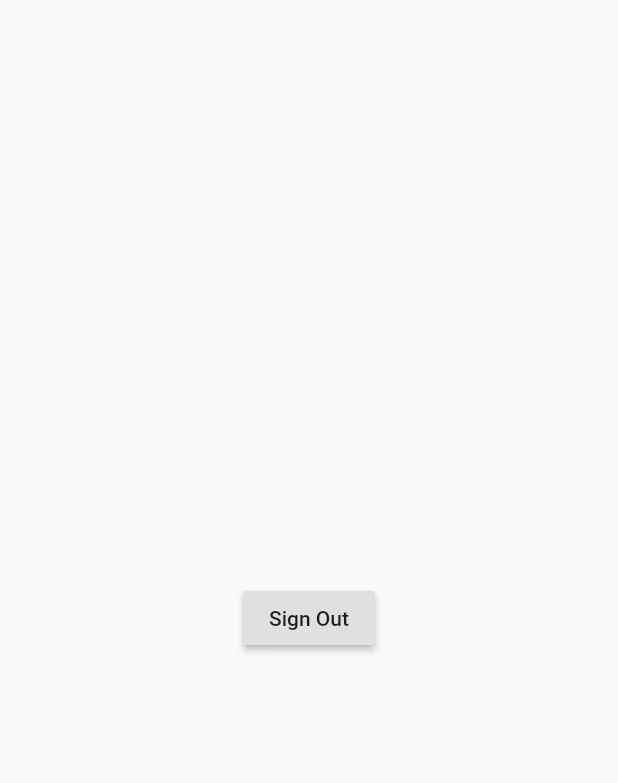
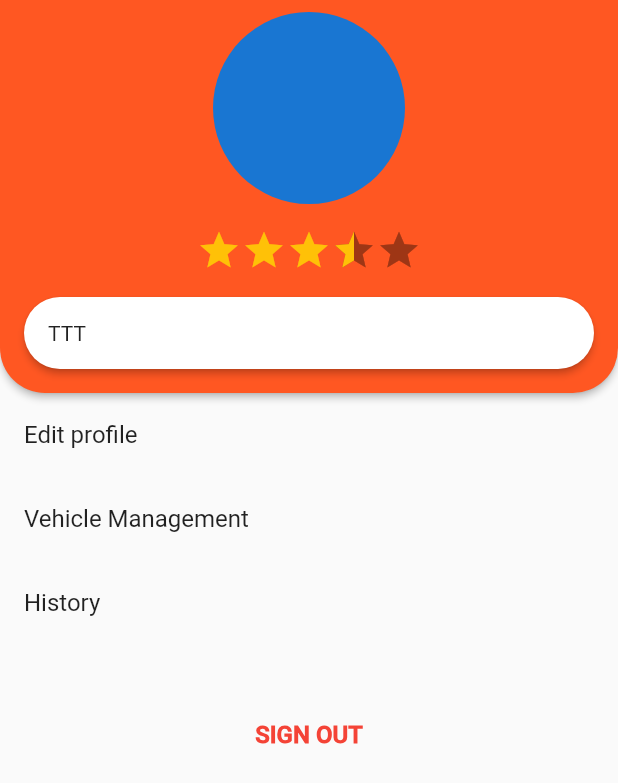
Before and after one commit to TimingKidz/TravelSharingFlutterApp, a Flutter app: the Account screen opened directly, on a phone screen of 412 x 824 dp. Shown: the top 783 px of the screen. Run offline on Flutter 3.47's test engine with Material 2 defaults, Android fonts, the phone set to English and light mode, and no system bars; drawn by our look-alikes of flutter_rating_bar; our stand-ins replace dio, firebase_messaging, flutter_local_notifications, google_maps_flutter, google_sign_in, latlong and 2 more; missing offline and left inert: flutter_google_places, flutter_polyline_points, google_directions_api, google_maps_webservice; accounts and stored records are empty.

Commit message:
- Added Feed page. - Updated Account page and homeNavigation.

```diff
--- a/lib/Pages/Account.dart
+++ b/lib/Pages/Account.dart
@@ -1,8 +1,11 @@
 import 'package:flutter/cupertino.dart';
 import 'package:flutter/material.dart';
-import 'package:google_sign_in/google_sign_in.dart';
+import 'package:flutter_rating_bar/flutter_rating_bar.dart';
 import 'package:travel_sharing/Class/User.dart';
+import 'package:travel_sharing/Pages/VehicleManagePage.dart';
+import 'package:travel_sharing/buttons/VehicleCardTile.dart';
 import 'package:travel_sharing/main.dart';
+import 'package:travel_sharing/custom_color_scheme.dart';
 
 class Account extends StatefulWidget {
 
@@ -13,6 +16,59 @@ class AccountState extends State<Account> {
   @override
   Widget build(BuildContext context) {
     return Scaffold(
+      body: Column(
+        children: <Widget>[
+          Card(
+            elevation: 2.0,
+            margin: EdgeInsets.all(0.0),
+            color: Theme.of(context).colorScheme.orange,
+            shape: RoundedRectangleBorder(
+                borderRadius: BorderRadius.only(
+                    bottomLeft: Radius.circular(30.0),
+                    bottomRight: Radius.circular(30.0)
+                )
+            ),
+            child: Container(
+              alignment: Alignment.center,
+              padding: EdgeInsets.only(left: 16.0, right: 16.0, bottom: 16.0, top: 8.0),
+              child: SafeArea(
+                child: Column(
+                  children: <Widget>[
+                    CircleAvatar(
+                      radius: 64.0,
+                    ),
+                    SizedBox(
+                      height: 16.0,
+                    ),
+                    RatingBarIndicator(
+                      rating: 3.5,
+                      itemBuilder: (context, index) => Icon(
+                        Icons.star,
+                        color: Colors.amber,
+                      ),
+                      itemCount: 5,
+                      itemSize: 30.0,
+                      direction: Axis.horizontal,
+                    ),
+                    SizedBox(
+                      height: 16.0,
+                    ),
+                    VehicleCardTile()
+                  ],
+                ),
+              ),
+            ),
+          ),
+          Expanded(
+            child: ListView(
+              physics: BouncingScrollPhysics(),
+              children: menuList(),
+            ),
+          )
+        ],
+      ),
+    );
+    return Scaffold(
       body: Center(
         child: RaisedButton(
           onPressed: _handleSignOut,
@@ -22,6 +78,47 @@ class AccountState extends State<Account> {
     );
   }
 
+  List<Widget> menuList(){
+    return [
+      ListTile(
+        title: Text(
+          "Edit profile"
+        ),
+        onTap: (){},
+      ),
+      ListTile(
+        title: Text(
+          "Vehicle Management"
+        ),
+        onTap: (){
+          Navigator.push(context, MaterialPageRoute(
+              builder: (context) => VehicleManagePage()));
+        },
+      ),
+      ListTile(
+        title: Text(
+          "History"
+        ),
+        onTap: (){},
+      ),
+      SizedBox(
+        height: 32.0,
+      ),
+      ListTile(
+        title: Center(
+          child: Text(
+            "SIGN OUT",
+            style: TextStyle(
+                color: Colors.red,
+                fontWeight: FontWeight.bold
+            ),
+          ),
+        ),
+        onTap: _handleSignOut,
+      )
+    ];
+  }
+
   Future<void> _handleSignOut() async {
     await googleSignIn.disconnect();
     Navigator.of(context)
--- /dev/null
+++ b/lib/Pages/Feed.dart
@@ -0,0 +1,16 @@
+import 'package:flutter/cupertino.dart';
+import 'package:flutter/material.dart';
+
+class Feed extends StatefulWidget {
+  FeedState createState() => FeedState();
+}
+
+class FeedState extends State<Feed> {
+  @override
+  Widget build(BuildContext context) {
+    return Scaffold(
+      body: Center(child: Text("Feed")),
+    );
+  }
+
+}
--- a/lib/Pages/VehicleManagePage.dart
+++ b/lib/Pages/VehicleManagePage.dart
@@ -10,7 +10,7 @@ class VehicleManagePageState extends State<VehicleManagePage> {
   Widget build(BuildContext context) {
     return Scaffold(
       appBar: AppBar(
-        title: Text("Vehicle Manager"),
+        title: Text("Vehicle Management"),
       ),
       body: _buildListView(),
     );
--- a/lib/Pages/homeNavigation.dart
+++ b/lib/Pages/homeNavigation.dart
@@ -1,6 +1,7 @@
 import 'package:flutter/cupertino.dart';
 import 'package:flutter/material.dart';
 import 'package:travel_sharing/Pages/Account.dart';
+import 'package:travel_sharing/Pages/Feed.dart';
 import 'package:travel_sharing/Pages/NotificationsPage.dart';
 import 'package:travel_sharing/Pages/dashboard.dart';
 
@@ -12,9 +13,14 @@ class HomeNavigation extends StatefulWidget {
       title: Text('การแจ้งเตือน'),
     ),
     BottomNavigationBarItem(
-      icon: Icon(Icons.dashboard),
-//      title: Text('Dashboard'),
-      title: Text('แดชบอร์ด'),
+      icon: Icon(Icons.view_agenda),
+//      title: Text('Feed'),
+      title: Text('ฟีด'),
+    ),
+    BottomNavigationBarItem(
+      icon: Icon(Icons.adjust),
+//      title: Text('On going'),
+      title: Text('การเดินทาง'),
     ),
     BottomNavigationBarItem(
       icon: Icon(Icons.account_circle),
@@ -37,6 +43,7 @@ class HomeNavigationState extends State<HomeNavigation> {
     super.initState();
     pageRoute = [
       NotificationsPage(),
+      Feed(),
       Dashboard(),
       Account()
     ];
--- /dev/null
+++ b/lib/buttons/VehicleCardTile.dart
@@ -0,0 +1,24 @@
+import 'package:flutter/cupertino.dart';
+import 'package:flutter/material.dart';
+
+class VehicleCardTile extends StatefulWidget {
+  VehicleCardTileState createState() => VehicleCardTileState();
+}
+
+class VehicleCardTileState extends State<VehicleCardTile> {
+  @override
+  Widget build(BuildContext context) {
+    return Card(
+      elevation: 2.0,
+      margin: EdgeInsets.all(0.0),
+      shape: RoundedRectangleBorder(
+          borderRadius: BorderRadius.all(Radius.circular(30))
+      ),
+      child: Container(
+        padding: EdgeInsets.all(16.0),
+        width: double.infinity,
+        child: Text("TTT"),
+      ),
+    );
+  }
+}
--- a/lib/main.dart
+++ b/lib/main.dart
@@ -1,6 +1,7 @@
 import 'dart:io';
 
 import 'package:flutter/material.dart';
+import 'package:flutter/services.dart';
 import 'package:flutter_local_notifications/flutter_local_notifications.dart';
 import 'package:google_sign_in/google_sign_in.dart';
 import 'package:travel_sharing/Pages/JoinMap.dart';
@@ -29,11 +30,11 @@ class MyHttpOverrides extends HttpOverrides{
 }
 
 class HTTP{
-  final String API_IP = "http://10.80.25.240:3000";
+  final String API_IP = "https://68.183.226.229";
 
   Future<Map<String,String>> header() async {
     GoogleSignInAuthentication Auth = await googleUser.authentication;
-    return {'Content-Type': 'application/json; charset=UTF-8','token_id' : Auth.idToken};
+    return {'Content-Type': 'application/json; charset=UTF-8','auth' : Auth.idToken};
   }
 
 }
--- a/pubspec.yaml
+++ b/pubspec.yaml
@@ -21,6 +21,8 @@ environment:
   sdk: ">=2.7.0 <3.0.0"
 dependencies:
   flutter:
+    sdk: flutter
+  flutter_localizations:
     sdk: flutter
   http:
   google_sign_in:
```
Also changed, not shown: pubspec.lock.
